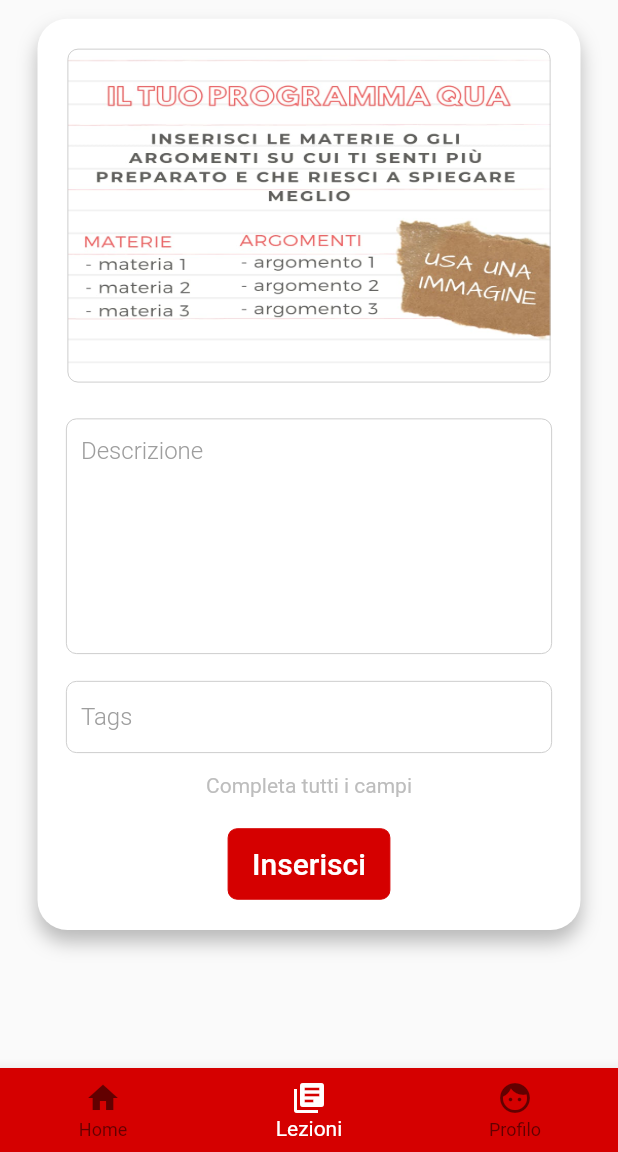
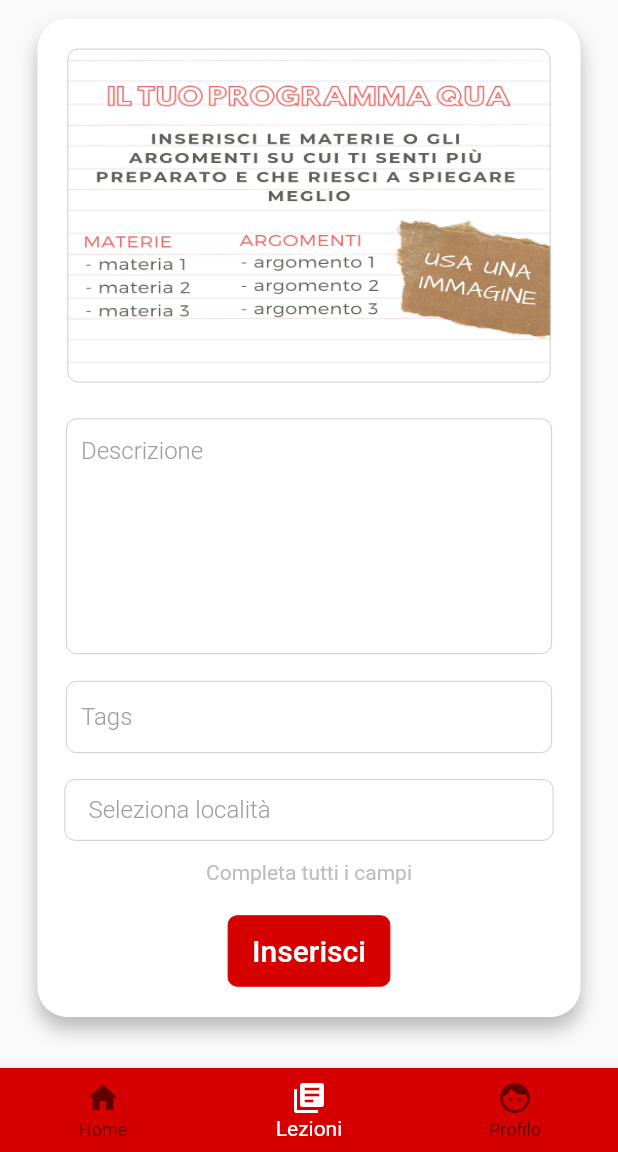
Before and after one commit to mrjoelc/UniLesson, a Flutter app: the MainScreen screen opened by its route, on a phone screen of 412 x 824 dp, the part 84-1236 px from its top. Run offline on Flutter 3.47's test engine with Material 2 defaults, Android fonts, the phone set to English and light mode, and no system bars; our stand-ins replace cloud_firestore, firebase_auth, firebase_storage, flutter_swiper, image_picker, shared_preferences; missing offline and left inert: algolia, flutter_google_places, geocoder, google_maps_webservice; accounts and stored records are empty; Roboto replaces fonts that are missing (OpenSans); statements that could not run were skipped.

Commit message:
Inserimento completo 99%

```diff
--- a/lib/models/lesson.dart
+++ b/lib/models/lesson.dart
@@ -1,6 +1,7 @@
 import 'package:cloud_firestore/cloud_firestore.dart';
 
 class Lesson {
+  final String userID;
   final String lessonID;
   final String name;
   final String surname;
@@ -13,6 +14,11 @@ class Lesson {
   final String tags;
   final String bannerPictureURL;
   final int rank;
+  final double lat;
+  final double lgt;
+  final String citta;
+  final String regione;
+  final String provincia;
 
   Lesson({
     this.lessonID,
@@ -26,11 +32,18 @@ class Lesson {
     this.description,
     this.tags,
     this.bannerPictureURL,
+    this.lat,
+    this.lgt,
+    this.citta,
+    this.provincia,
+    this.regione,
     this.rank,
+    this.userID
   });
 
   Map<String, Object> toJson() {
     return {
+      'userID': userID,
       'lessonID': lessonID,
       'name': name,
       'surname' : surname,
@@ -43,12 +56,18 @@ class Lesson {
       'appIdentifier': 'unilessonAdmin',
       'description': description,
       'tags': tags,
+      'regione': regione,
+      'provincia': provincia,
+      'citta': citta,
+      'lat': lat,
+      'lgt': lgt,
       'rank': rank
     };
   }
 
   factory Lesson.fromJson(Map<String, Object> doc) {
     Lesson lesson = new Lesson(
+      userID: doc['userID'],
       lessonID: doc['lessonID'],
       name: doc['name'],
       surname: doc['surname'],
@@ -61,6 +80,11 @@ class Lesson {
       description: doc['description'],
       tags: doc['tags'],
       rank: doc['rank'],
+      regione: doc['regione'],
+      provincia: doc['provincia'],
+      citta: doc['citta'],
+      lat: doc['lat'],
+      lgt: doc['lgt'],
     );
     return lesson;
   }
--- a/lib/ui/widgets/new_lesson.dart
+++ b/lib/ui/widgets/new_lesson.dart
@@ -5,6 +5,7 @@ import 'package:firebase_auth/firebase_auth.dart';
 import 'package:flutter/cupertino.dart';
 import "package:flutter/material.dart";
 import 'package:flutter/widgets.dart';
+import 'package:google_maps_webservice/places.dart';
 import 'package:unilesson_admin/business/auth.dart';
 import 'package:unilesson_admin/business/lessonManager.dart';
 import 'package:unilesson_admin/models/lesson.dart';
@@ -18,6 +19,8 @@ import 'package:unilesson_admin/ui/widgets/custom_alert_dialog.dart';
 import 'package:image_picker/image_picker.dart';
 import 'package:firebase_storage/firebase_storage.dart';
 import 'package:unilesson_admin/business/get_uni_data.dart';
+import 'package:flutter_google_places/flutter_google_places.dart';
+import 'package:geocoder/geocoder.dart';
 
 class NewLessonPage extends StatefulWidget {
   final FirebaseUser user;
@@ -25,6 +28,9 @@ class NewLessonPage extends StatefulWidget {
 
   _NewLessonPage createState() => _NewLessonPage();
 }
+
+const kGoogleApiKey = "AIzaSyDkG2SqkiXXajr1PZTswYaPq6J0tmZjzWM";
+GoogleMapsPlaces _places = GoogleMapsPlaces(apiKey: kGoogleApiKey);
 
 class _NewLessonPage extends State<NewLessonPage> {
   final TextEditingController _description = new TextEditingController();
@@ -35,6 +41,11 @@ class _NewLessonPage extends State<NewLessonPage> {
   String downloadURL;
   bool _blackVisible = false;
   VoidCallback onBackPress;
+  double lat;
+  double lng;
+  String citta;
+  String regione;
+  String provincia;
 
   @override
   initState() {
@@ -68,14 +79,12 @@ class _NewLessonPage extends State<NewLessonPage> {
     final _blockSize = _width / 100;
     final _blockSizeVertical = _height / 100;
 
-    return Stack(
-              alignment: Alignment.topLeft,
-              children: <Widget>[
+    return Stack(alignment: Alignment.topLeft, children: <Widget>[
       ListView(children: <Widget>[
         new Container(
             width: _width,
-                      margin: EdgeInsets.only(
-                          bottom: 12.5, top: 12.5, left: 25, right: 25),
+            margin:
+                EdgeInsets.only(bottom: 12.5, top: 12.5, left: 25, right: 25),
             decoration: new BoxDecoration(
                 borderRadius: new BorderRadius.circular(20.0),
                 color: Colors.white,
@@ -89,8 +98,7 @@ class _NewLessonPage extends State<NewLessonPage> {
             child: new Column(
               children: <Widget>[
                 Padding(
-                            padding: EdgeInsets.only(
-                                top: 20.0, left: 20.0, right: 20.0),
+                  padding: EdgeInsets.only(top: 20.0, left: 20.0, right: 20.0),
                   child: new GestureDetector(
                       onTap: () {
                         imageSelectorGallery();
@@ -98,9 +106,10 @@ class _NewLessonPage extends State<NewLessonPage> {
                       child: Container(
                           height: _blockSizeVertical * 27,
                           decoration: BoxDecoration(
-                                        border: Border.all(width: 0.5, color: Colors.grey[400]),
-                                        borderRadius: BorderRadius.all(
-                                            Radius.circular(7.0)),
+                              border: Border.all(
+                                  width: 0.5, color: Colors.grey[400]),
+                              borderRadius:
+                                  BorderRadius.all(Radius.circular(7.0)),
                               color: Colors.white,
                               image: DecorationImage(
                                   fit: BoxFit.fill,
@@ -110,18 +119,72 @@ class _NewLessonPage extends State<NewLessonPage> {
                                       : new FileImage(_image))))),
                 ),
                 Padding(
-                            padding: EdgeInsets.only(
-                                top: 20.0, left: 15.0, right: 15.0),
+                  padding: EdgeInsets.only(top: 20.0, left: 15.0, right: 15.0),
                   child: _descriptionField,
                 ),
                 Padding(
-                            padding: EdgeInsets.only(
-                                top: 10.0, left: 15.0, right: 15.0),
+                  padding: EdgeInsets.only(top: 10.0, left: 15.0, right: 15.0),
                   child: _tagsField,
                 ),
                 Padding(
-                            padding: EdgeInsets.only(
-                                top: 10.0, left: 15.0, right: 15.0),
+                  padding: EdgeInsets.only(top: 10.0, left: 18.0, right: 18.0),
+                  child: FlatButton(
+                    shape: RoundedRectangleBorder(
+                      borderRadius: BorderRadius.circular(7.0),
+                      side: BorderSide(
+                        color: Colors.grey[400],
+                        width: 0.5,
+                      ),
+                    ),
+                    onPressed: () async {
+                      Prediction p = await PlacesAutocomplete.show(
+                          context: context,
+                          apiKey: kGoogleApiKey,
+                          mode: Mode.overlay, // Mode.fullscreen
+                          language: "it",
+                          logo: Row(
+                              mainAxisAlignment: MainAxisAlignment.center,
+                              children: <Widget>[
+                                Padding(
+                                    padding: EdgeInsets.all(16.0),
+                                    child: Image.asset(
+                                      'assets/img/google_white.png',
+                                      scale: 4,
+                                    ))
+                              ]),
+                          hint: "Cerca",
+                          components: [new Component(Component.country, "it")]);
+                      displayPrediction(p);
+                    },
+                    child: Container(
+                      width: _blockSize * 100,
+                      padding: const EdgeInsets.symmetric(vertical: 11),
+                      child: Text(
+                        (citta == null && provincia == null && regione == null)
+                            ? 'Seleziona località'
+                            : '$citta, $provincia, $regione',
+                        softWrap: true,
+                        textAlign: TextAlign.left,
+                        style: TextStyle(
+                          fontFamily: "OpenSans",
+                          color: (citta == null &&
+                                  provincia == null &&
+                                  regione == null)
+                              ? Colors.grey
+                              : Colors.black87,
+                          fontSize: 16,
+                          fontWeight: (citta == null &&
+                                  provincia == null &&
+                                  regione == null)
+                              ? FontWeight.w300
+                              : FontWeight.w400,
+                        ),
+                      ),
+                    ),
+                  ),
+                ),
+                Padding(
+                  padding: EdgeInsets.only(top: 10.0, left: 15.0, right: 15.0),
                   child: Text("Completa tutti i campi",
                       textAlign: TextAlign.center,
                       style: TextStyle(color: Colors.grey[400])),
@@ -135,9 +198,7 @@ class _NewLessonPage extends State<NewLessonPage> {
                     fontWeight: FontWeight.w500,
                     textColor: Colors.white,
                     onPressed: () {
-                                _insert(
-                                    description: _description.text,
-                                    tags: _tags.text);
+                      _insert(description: _description.text, tags: _tags.text);
                     },
                     splashColor: Colors.black12,
                     borderColor: Colors.redAccent[700],
@@ -147,21 +208,6 @@ class _NewLessonPage extends State<NewLessonPage> {
                 ),
               ],
             )),
-
-                  // Offstage(
-                  //     offstage: !_blackVisible,
-                  //     child: GestureDetector(
-                  //       onTap: () {},
-                  //       child: AnimatedOpacity(
-                  //         opacity: _blackVisible ? 1.0 : 0.0,
-                  //         duration: Duration(milliseconds: 400),
-                  //         curve: Curves.ease,
-                  //         child: Container(
-                  //           height: MediaQuery.of(context).size.height,
-                  //           color: Colors.black54,
-                  //         ),
-                  //       ),
-                  //     ))
       ]),
       Offstage(
           offstage: !_blackVisible,
@@ -197,15 +243,28 @@ class _NewLessonPage extends State<NewLessonPage> {
   void _insert({String description, String tags, BuildContext context}) async {
     if (Validator.validateDescription(description) &&
         Validator.validateTags(tags) &&
-        Validator.validateImg(_image)) _changeBlackVisible();
+        Validator.validateImg(_image) &&
+        citta != null &&
+        provincia != null &&
+        regione != null)
     {
       try {
         SystemChannels.textInput.invokeMethod('TextInput.hide');
-
+        _changeBlackVisible();
         var newDoc = Firestore.instance.collection('lessons').document();
         downloadURL = await uploadImage(_image, newDoc.documentID);
         LessonManager.addNewLesson(
-            newDoc, widget.user.uid, downloadURL, description, tags);
+                        newDoc,
+                        widget.user.uid,
+                        downloadURL,
+                        description,
+                        tags,
+                        citta,
+                        provincia,
+                        regione,
+                        lat,
+                        lng);
+
         onBackPress();
       } catch (e) {
         print("Errore nell'inserimento");
@@ -214,6 +273,40 @@ class _NewLessonPage extends State<NewLessonPage> {
           onPressed: _changeBlackVisible,
         );
       }
+    }
+  }
+
+  Future<Null> displayPrediction(Prediction p) async {
+    if (p != null) {
+      PlacesDetailsResponse detail =
+          await _places.getDetailsByPlaceId(p.placeId, language: 'it');
+
+      lat = detail.result.geometry.location.lat;
+      lng = detail.result.geometry.location.lng;
+
+      List<AddressComponent> ac = detail.result.addressComponents;
+
+      for (AddressComponent i in ac) {
+        if (i.types[0].toString() == "administrative_area_level_2")
+          setState(() {
+            provincia = i.shortName;
+          });
+        if (i.types[0].toString() == "administrative_area_level_1")
+          setState(() {
+            regione = i.shortName;
+          });
+      }
+      setState(() {
+        citta = detail.result.name;
+        lat = detail.result.geometry.location.lat;
+        lng = detail.result.geometry.location.lng;
+      });
+
+      print(regione);
+      print(provincia);
+      print(citta);
+      print(lat);
+      print(lng);
     }
   }
 
--- a/pubspec.yaml
+++ b/pubspec.yaml
@@ -32,10 +32,12 @@ dev_dependencies:
   cloud_firestore: ^0.9.13+1
   firebase_auth: ^0.8.4+5
   google_sign_in: ^4.0.1+3
-  rxdart: ^0.21.0
+  rxdart: ^0.22.0
   image_picker: ^0.6.0+1
   firebase_storage: ^2.1.0+1
   algolia: ^0.1.4
+  flutter_google_places: ^0.2.3
+  geocoder: ^0.1.2
 
 
 # For information on the generic Dart part of this file, see the
```
Also changed, not shown: lib/business/lessonManager.dart (+9 -2 lines), assets/img/google_white.png (added), pubspec.lock, 4 other files. Lines whose indentation alone changed are shown as unchanged.
